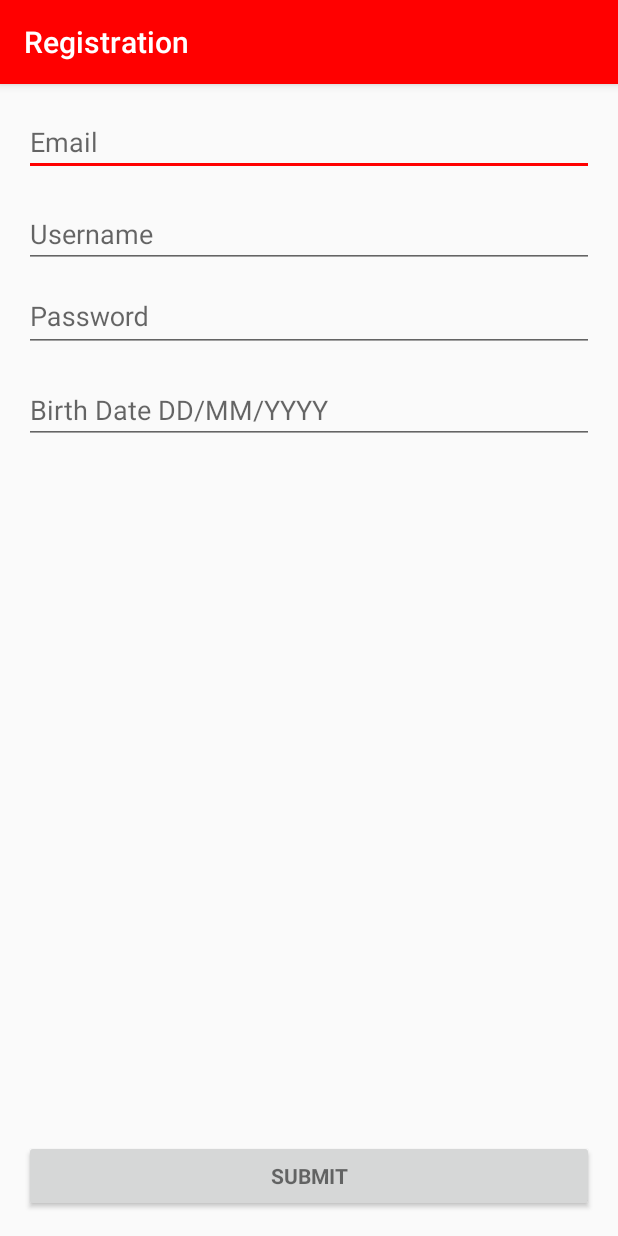
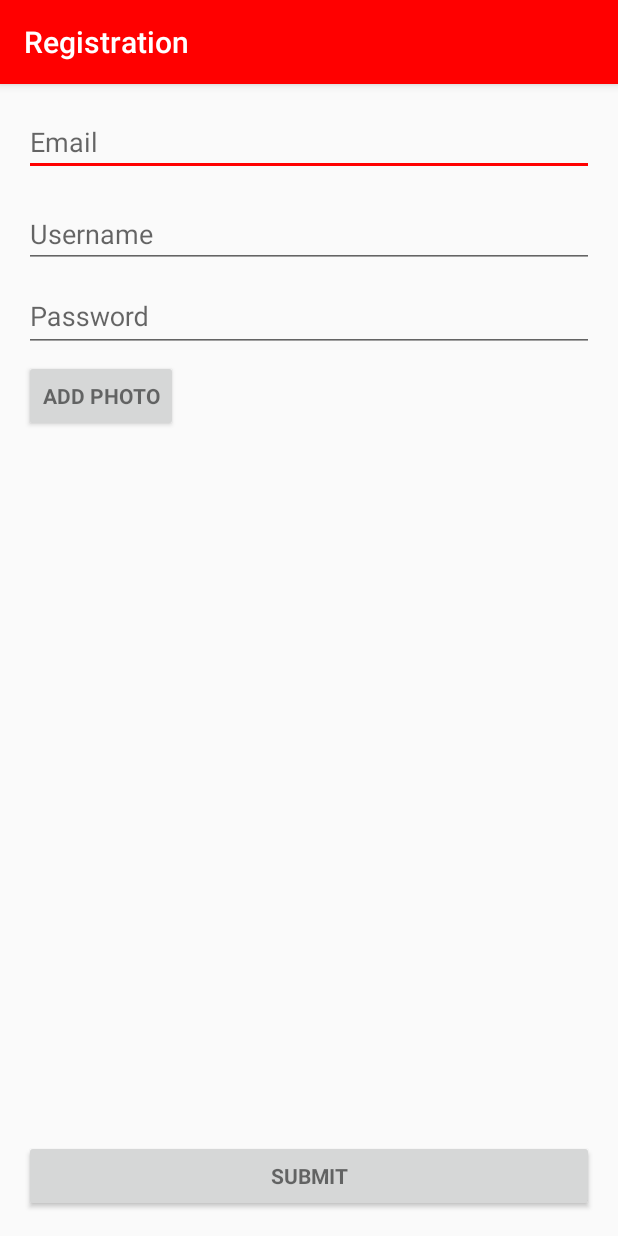
Before and after one commit to motakill/ShareAndSearchFood, an Android app: the RegistActivity screen opened directly, with no data from a screen before it, on a phone screen of 412 x 824 dp. Run offline under Robolectric (Android 15) with nearby library versions, the phone set to English and light mode, and no system bars.

Commit message:
ja vai buscar as fotos à galeria

```diff
--- a/app/src/main/java/com/shareandsearchfood/login/RegistActivity.java
+++ b/app/src/main/java/com/shareandsearchfood/login/RegistActivity.java
@@ -1,19 +1,51 @@
 package com.shareandsearchfood.login;
 
 import android.content.Intent;
+import android.net.Uri;
 import android.support.v7.app.AppCompatActivity;
 import android.os.Bundle;
 import android.view.View;
+import android.widget.Button;
+import android.widget.ImageView;
 
 import com.shareandsearchfood.shareandsearchfood.MenuActivity;
 import com.shareandsearchfood.shareandsearchfood.R;
 
 public class RegistActivity extends AppCompatActivity {
 
+
+    private static final int PICK_IMAGE = 100;
+    private ImageView imageView;
+
     @Override
     protected void onCreate(Bundle savedInstanceState) {
         super.onCreate(savedInstanceState);
         setContentView(R.layout.activity_regist);
+        imageView = (ImageView) findViewById(R.id.display_personal_photo);
+
+        Button pickImageButton = (Button) findViewById(R.id.mypersonal_photo_button);
+        pickImageButton.setOnClickListener(new View.OnClickListener() {
+            @Override
+            public void onClick(View v) {
+                openGallery();
+            }
+        });
+    }
+
+    private void openGallery() {
+        Intent gallery =
+                new Intent(Intent.ACTION_PICK,
+                        android.provider.MediaStore.Images.Media.INTERNAL_CONTENT_URI);
+        startActivityForResult(gallery, PICK_IMAGE);
+    }
+
+    @Override
+    protected void onActivityResult(int requestCode, int resultCode, Intent data) {
+        super.onActivityResult(requestCode, resultCode, data);
+        if (resultCode == RESULT_OK && requestCode == PICK_IMAGE) {
+            Uri imageUri = data.getData();
+            imageView.setImageURI(imageUri);
+        }
     }
 
     public void signIn(View view){
--- a/app/src/main/res/layout/activity_regist.xml
+++ b/app/src/main/res/layout/activity_regist.xml
@@ -8,7 +8,8 @@
     android:paddingLeft="@dimen/activity_horizontal_margin"
     android:paddingRight="@dimen/activity_horizontal_margin"
     android:paddingTop="@dimen/activity_vertical_margin"
-    tools:context="com.shareandsearchfood.login.RegistActivity">
+    tools:context="com.shareandsearchfood.login.RegistActivity"
+    >
 
     <Button
         android:id="@+id/button3"
@@ -79,17 +80,24 @@
 
         </android.support.design.widget.TextInputLayout>
 
-        <AutoCompleteTextView
-            android:id="@+id/birthDate"
-            android:layout_width="match_parent"
+        <Button
+            android:id="@+id/mypersonal_photo_button"
+            style="?android:textAppearanceSmall"
+            android:layout_width="wrap_content"
             android:layout_height="wrap_content"
-            android:layout_alignParentLeft="true"
-            android:layout_alignParentStart="true"
-            android:layout_below="@+id/email"
-            android:layout_marginTop="16dp"
-            android:hint="@string/prompt_birthdate"
-            android:inputType="textEmailAddress"
-            android:maxLines="1" />
+            android:gravity="center"
+            android:layout_marginTop="5dp"
+            android:text="Add photo"
+            android:textStyle="bold"
+            android:textSize="14sp" />
+
+        <ImageView
+            android:id="@+id/display_personal_photo"
+            android:layout_width="wrap_content"
+            android:layout_height="wrap_content"
+            android:layout_marginTop="40dp"
+            android:layout_gravity="center"/>
+
     </LinearLayout>
 
 
--- a/app/src/main/res/values/strings.xml
+++ b/app/src/main/res/values/strings.xml
@@ -56,8 +56,6 @@
     <string name="pub_receipe">Pub Now</string>
 
 
-
-
     <string name="from_date">From Date</string>
     <string name="to_date">To Date</string>
 </resources>
--- a/app/src/main/res/values/styles.xml
+++ b/app/src/main/res/values/styles.xml
@@ -22,4 +22,9 @@
 
     <style name="AppTheme.PopupOverlay" parent="ThemeOverlay.AppCompat.Light" />
 
+    <style name="WindowTitleBackground" >
+        <item name="android:background">@android:color/transparent</item>
+    </style>
+
+
 </resources>
```
Also changed, not shown: app/src/main/AndroidManifest.xml (+27 -66 lines), app/src/main/res/values/colors.xml (+16 -0 lines).
